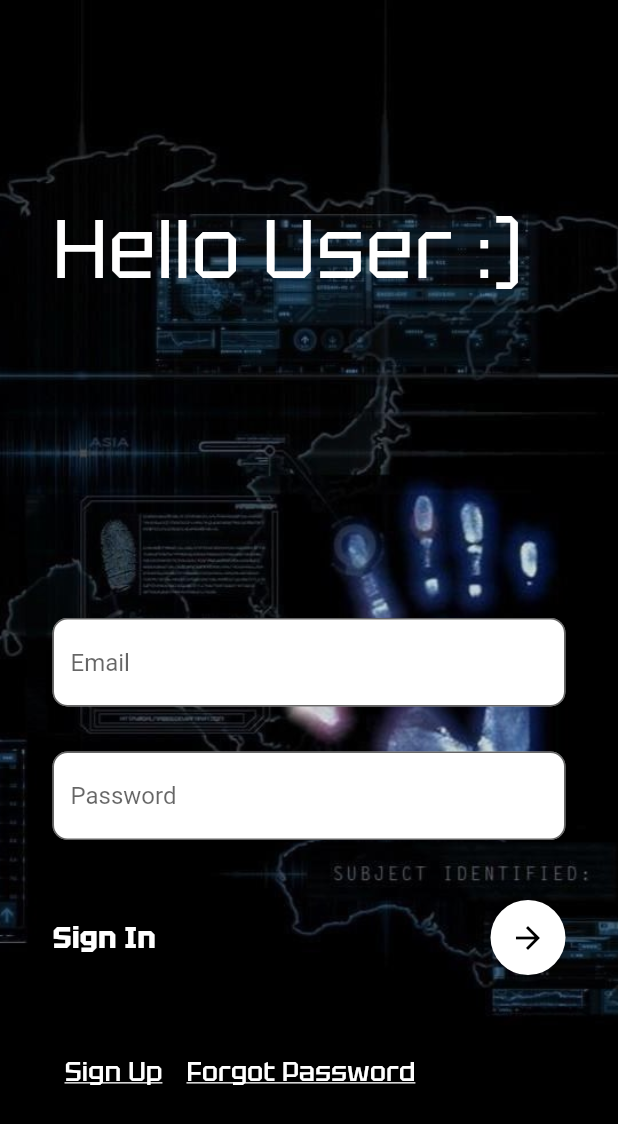
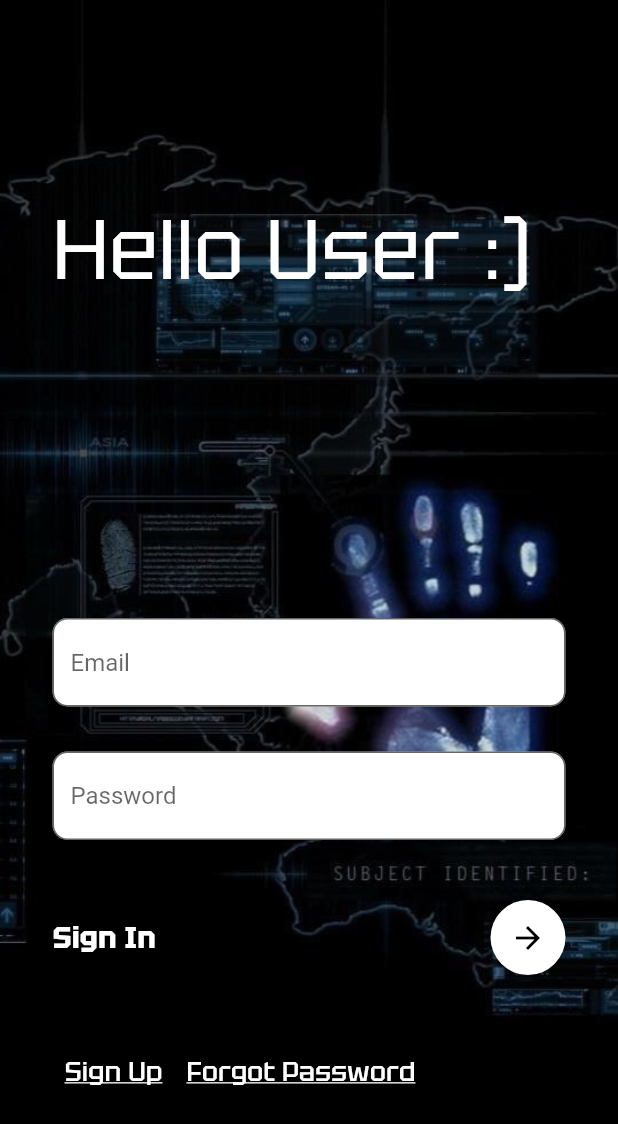
Before and after one commit to Manoj-S-007/flutter_and_dart_projects, a Flutter app: the screen it shows after launch, on a phone screen of 412 x 824 dp. Shown: the top 1124 px of the screen. Run offline on Flutter 3.47's test engine with Material 2 defaults, Android fonts, the phone set to English and light mode, and no system bars.

Commit message:
second commit

```diff
--- a/lib/login.dart
+++ b/lib/login.dart
@@ -22,7 +22,7 @@ class _MyloginState extends State<Mylogin> {
               padding: EdgeInsets.only(left: 35,top: 130),
               child: Text(
                 'Hello User :)',
-                style: TextStyle(fontFamily: 'Tektur', fontSize: 55,color: Colors.white),
+                style: TextStyle(fontFamily: 'Tektur', fontSize: 56,color: Colors.white),
               ),
             ),
             SingleChildScrollView(
```
